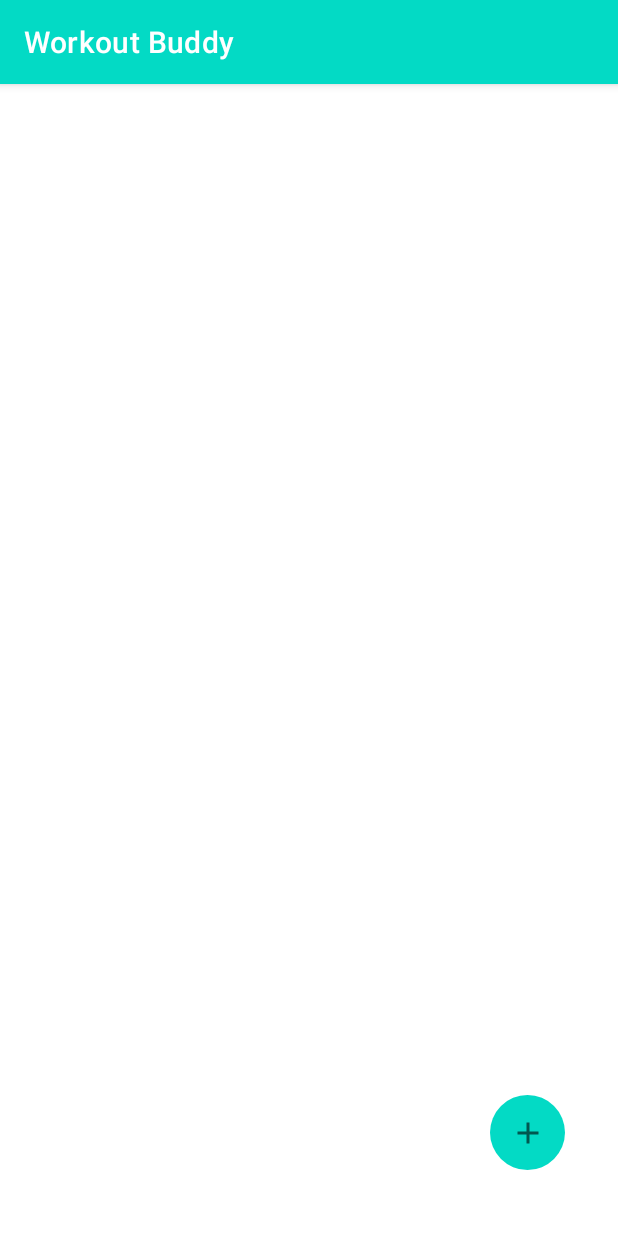
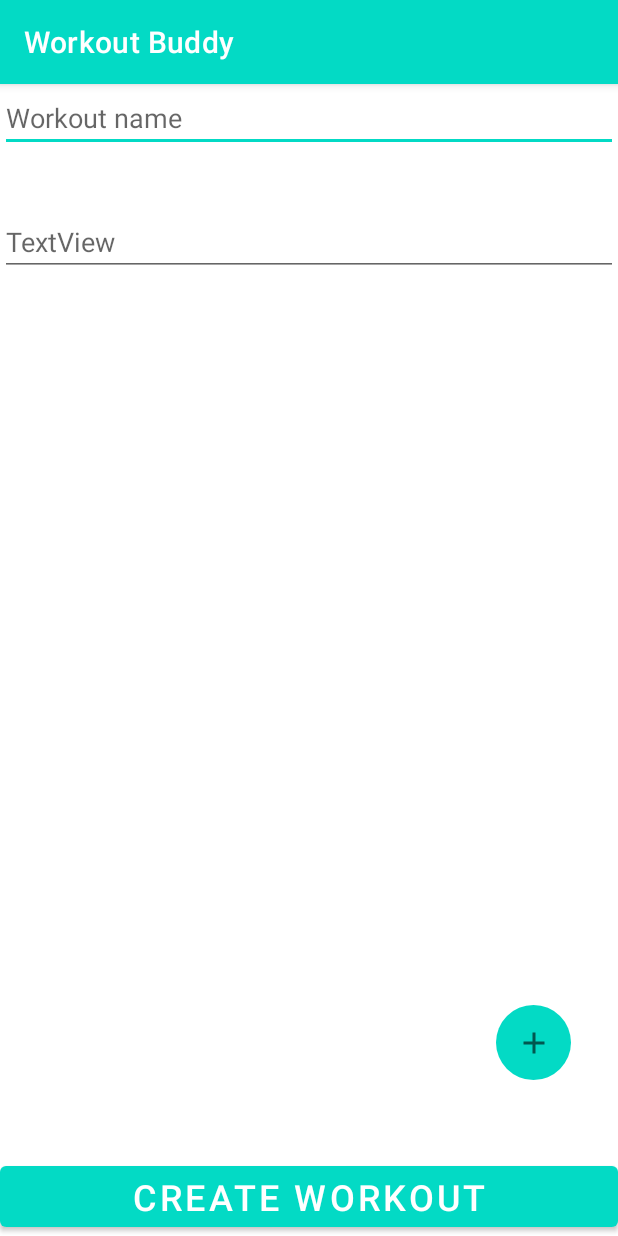
Before and after one commit to emile067/Wokout-Buddy, an Android app: the NewWorkoutActivity screen opened directly, with no data from a screen before it, on a phone screen of 412 x 824 dp. Run offline under Robolectric (Android 15) with nearby library versions, the phone set to English and light mode, and no system bars; our stand-ins replace ButterKnife.

Commit message:
create new workout activity and layout

```diff
--- a/app/src/main/java/com/moringa/workoutbuddy/ui/MainActivity.java
+++ b/app/src/main/java/com/moringa/workoutbuddy/ui/MainActivity.java
@@ -13,14 +13,14 @@ import butterknife.BindView;
 import butterknife.ButterKnife;
 
 public class MainActivity extends AppCompatActivity {
-    @BindView(R.id.startButton)
-    Button mStartButton;
+    @BindView(R.id.startButton) Button mStartButton;
 
     @Override
     protected void onCreate(Bundle savedInstanceState) {
         super.onCreate(savedInstanceState);
         setContentView(R.layout.activity_main);
         ButterKnife.bind(this);
+
         mStartButton.setOnClickListener(new View.OnClickListener() {
             @Override
             public void onClick(View v) {
--- a/app/src/main/java/com/moringa/workoutbuddy/ui/NewWorkoutActivity.java
+++ b/app/src/main/java/com/moringa/workoutbuddy/ui/NewWorkoutActivity.java
@@ -3,14 +3,46 @@ package com.moringa.workoutbuddy.ui;
 import androidx.appcompat.app.AppCompatActivity;
 
 import android.os.Bundle;
+import android.view.View;
+import android.widget.Button;
+import android.widget.ImageButton;
 
 import com.moringa.workoutbuddy.R;
+import com.moringa.workoutbuddy.models.ExerciseDialog;
 
-public class NewWorkoutActivity extends AppCompatActivity {
+import butterknife.BindView;
+import butterknife.ButterKnife;
+
+public class NewWorkoutActivity extends AppCompatActivity implements ExerciseDialog.ExerciseDialogListener {
+    @BindView(R.id.addExerciseButton)
+    ImageButton mAddExerciseButton;
 
     @Override
     protected void onCreate(Bundle savedInstanceState) {
         super.onCreate(savedInstanceState);
         setContentView(R.layout.activity_new_workout);
+        ButterKnife.bind(this);
+
+        mAddExerciseButton.setOnClickListener(new View.OnClickListener() {
+            @Override
+            public void onClick(View v) {
+                openDialog();
+            }
+        });
     }
+
+    private void openDialog() {
+        ExerciseDialog exerciseDialog = new ExerciseDialog();
+        exerciseDialog.show(getSupportFragmentManager(), "exercise dialog");
+    }
+
+    @Override
+    public void applyTexts(String exerciseName, String time, String reps) {
+
+    }
+
+//    @Override
+//    public void onPointerCaptureChanged(boolean hasCapture) {
+//
+//    }
 }
--- a/app/src/main/res/layout/activity_main.xml
+++ b/app/src/main/res/layout/activity_main.xml
@@ -11,7 +11,7 @@
         android:id="@+id/imageView3"
         android:layout_width="wrap_content"
         android:layout_height="wrap_content"
-        android:src="@drawable/Gymshark"
+        android:src="@drawable/gymshark"
         android:scaleType="centerCrop" />
 
     <TextView
--- a/app/src/main/res/layout/activity_new_workout.xml
+++ b/app/src/main/res/layout/activity_new_workout.xml
@@ -6,11 +6,34 @@
     android:layout_height="match_parent"
     tools:context=".ui.NewWorkoutActivity">
 
-    <androidx.recyclerview.widget.RecyclerView
-        android:id="@+id/exercisesRecyclerView"
+    <EditText
+        android:id="@+id/workoutNameEditText"
         android:layout_width="match_parent"
         android:layout_height="wrap_content"
-        android:visibility="invisible" />
+        android:hint="Workout name"
+        android:inputType="text" />
+
+    <ScrollView
+        android:id="@+id/countriesScrollView"
+        android:layout_width="match_parent"
+        android:layout_height="568dp"
+        android:layout_above="@+id/createWorkoutButton"
+        android:layout_marginBottom="0dp">
+
+        <LinearLayout
+            android:layout_width="match_parent"
+            android:layout_height="wrap_content"
+            android:orientation="vertical"
+            tools:context=".ui.FAQActivity">
+
+            <androidx.recyclerview.widget.RecyclerView
+                android:id="@+id/exercisesRecyclerView"
+                android:layout_width="match_parent"
+                android:layout_height="wrap_content"
+                android:visibility="invisible" />
+
+        </LinearLayout>
+    </ScrollView>
 
     <ImageButton
         android:id="@+id/addExerciseButton"
@@ -19,12 +42,28 @@
         android:layout_alignParentEnd="true"
         android:layout_alignParentRight="true"
         android:layout_alignParentBottom="true"
-        android:layout_marginEnd="35dp"
-        android:layout_marginRight="35dp"
-        android:layout_marginBottom="44dp"
+        android:layout_marginEnd="31dp"
+        android:layout_marginRight="31dp"
+        android:layout_marginBottom="104dp"
         android:background="@drawable/custom_button"
         android:src="@drawable/ic_baseline_add_24"
         android:text="Button" />
 
+    <Button
+        android:id="@+id/createWorkoutButton"
+        android:layout_width="match_parent"
+        android:layout_height="wrap_content"
+        android:layout_alignParentBottom="true"
+        android:layout_marginBottom="0dp"
+        android:textSize="24sp"
+        android:text="CREATE WORKOUT" />
+
+    <EditText
+        android:id="@+id/workoutDescriptionEditText"
+        android:layout_width="match_parent"
+        android:layout_height="wrap_content"
+        android:layout_above="@+id/countriesScrollView"
+        android:layout_marginBottom="19dp"
+        android:hint="TextView" />
 
 </RelativeLayout>
```
Also changed, not shown: app/src/main/java/com/moringa/workoutbuddy/models/ExerciseDialog.java (added, +59 -0 lines), app/src/main/res/layout/layout_dialog.xml (added, +31 -0 lines), app/src/main/res/drawable/gymshark.jpeg (renamed from app/src/main/res/drawable/Gymshark.jpeg).
